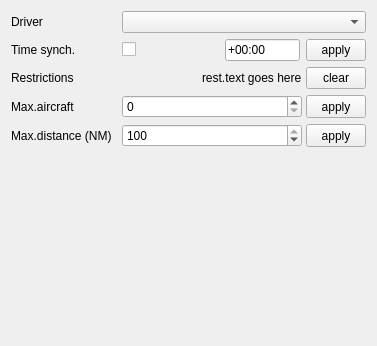
Old version of the form src/blackgui/components/settingssimulatorcomponent.ui in the repository swift-project/pilotclient.
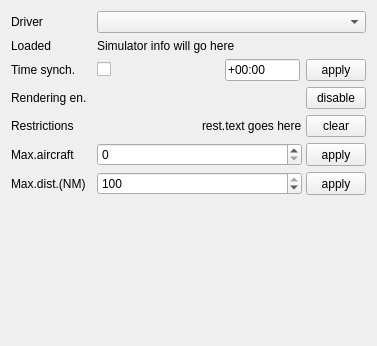
New version of the form. Custom widgets are drawn as their Qt base class.

Commit message: refs #395, GUI for simulator settings * improved formatting of aircraft views * extended settings for render restrictions (such as max. aircraft, max range ...) * connected new signal / slots in runtime * Doxygen / formatting

```diff
--- a/src/blackgui/components/settingssimulatorcomponent.ui
+++ b/src/blackgui/components/settingssimulatorcomponent.ui
@@ -37,6 +37,12 @@
    </property>
    <item>
     <widget class="QWidget" name="qw_SettingsSimulatorsAll" native="true">
+     <property name="sizePolicy">
+      <sizepolicy hsizetype="Preferred" vsizetype="Maximum">
+       <horstretch>0</horstretch>
+       <verstretch>0</verstretch>
+      </sizepolicy>
+     </property>
      <layout class="QFormLayout" name="fl_SettingsSimulatorsAll">
       <property name="fieldGrowthPolicy">
        <enum>QFormLayout::AllNonFixedFieldsGrow</enum>
@@ -68,6 +74,20 @@
        </widget>
       </item>
       <item row="1" column="0">
+       <widget class="QLabel" name="lbl_LoadedPlugin">
+        <property name="text">
+         <string>Loaded</string>
+        </property>
+       </widget>
+      </item>
+      <item row="1" column="1">
+       <widget class="QLabel" name="lbl_PluginInfo">
+        <property name="text">
+         <string>Simulator info will go here</string>
+        </property>
+       </widget>
+      </item>
+      <item row="2" column="0">
        <widget class="QLabel" name="lbl_TimeSync">
         <property name="toolTip">
          <string>Time synchronization</string>
@@ -77,7 +97,7 @@
         </property>
        </widget>
       </item>
-      <item row="1" column="1">
+      <item row="2" column="1">
        <widget class="QWidget" name="wi_TimeSync" native="true">
         <layout class="QHBoxLayout" name="horizontalLayout">
          <property name="leftMargin">
@@ -158,7 +178,62 @@
         </layout>
        </widget>
       </item>
-      <item row="3" column="0">
+      <item row="4" column="0">
+       <widget class="QLabel" name="lbl_RenderingEnabled">
+        <property name="toolTip">
+         <string>Rendering enabled</string>
+        </property>
+        <property name="text">
+         <string>Rendering en.</string>
+        </property>
+       </widget>
+      </item>
+      <item row="4" column="1">
+       <layout class="QHBoxLayout" name="hl_RenderingEnabled">
+        <item>
+         <widget class="BlackGui::CLedWidget" name="led_RenderingEnabled" native="true"/>
+        </item>
+        <item>
+         <spacer name="hs_RenderingEnabled">
+          <property name="orientation">
+           <enum>Qt::Horizontal</enum>
+          </property>
+          <property name="sizeHint" stdset="0">
+           <size>
+            <width>40</width>
+            <height>20</height>
+           </size>
+          </property>
+         </spacer>
+        </item>
+        <item>
+         <widget class="QPushButton" name="pb_DisableRendering">
+          <property name="sizePolicy">
+           <sizepolicy hsizetype="Fixed" vsizetype="Preferred">
+            <horstretch>0</horstretch>
+            <verstretch>0</verstretch>
+           </sizepolicy>
+          </property>
+          <property name="minimumSize">
+           <size>
+            <width>60</width>
+            <height>0</height>
+           </size>
+          </property>
+          <property name="maximumSize">
+           <size>
+            <width>60</width>
+            <height>16777215</height>
+           </size>
+          </property>
+          <property name="text">
+           <string>disable</string>
+          </property>
+         </widget>
+        </item>
+       </layout>
+      </item>
+      <item row="5" column="0">
        <widget class="QLabel" name="lbl_RestrictedRendering">
         <property name="toolTip">
          <string>Current rendering restrictions (if any)</string>
@@ -168,7 +243,7 @@
         </property>
        </widget>
       </item>
-      <item row="3" column="1">
+      <item row="5" column="1">
        <layout class="QHBoxLayout" name="hl_RestrictedRendering">
         <property name="spacing">
          <number>4</number>
@@ -210,14 +285,14 @@
         </item>
        </layout>
       </item>
-      <item row="4" column="0">
+      <item row="6" column="0">
        <widget class="QLabel" name="lbl_MaxAircraft">
         <property name="text">
          <string>Max.aircraft</string>
         </property>
        </widget>
       </item>
-      <item row="4" column="1">
+      <item row="6" column="1">
        <layout class="QHBoxLayout" name="hl_MaxAircraft">
         <property name="spacing">
          <number>4</number>
@@ -256,14 +331,14 @@
         </item>
        </layout>
       </item>
-      <item row="5" column="0">
+      <item row="7" column="0">
        <widget class="QLabel" name="lbl_MaxDistance">
         <property name="text">
-         <string>Max.distance (NM)</string>
+         <string>Max.dist.(NM)</string>
         </property>
        </widget>
       </item>
-      <item row="5" column="1">
+      <item row="7" column="1">
        <layout class="QHBoxLayout" name="hl_MaxDistance">
         <property name="spacing">
          <number>4</number>
@@ -309,14 +384,27 @@
     </widget>
    </item>
    <item>
-    <spacer name="vs_SettingsSimulatorComponent">
+    <widget class="BlackGui::Components::CSettingsFsxComponent" name="comp_SettingsSimulatorFsx">
+     <property name="sizePolicy">
+      <sizepolicy hsizetype="Preferred" vsizetype="Preferred">
+       <horstretch>0</horstretch>
+       <verstretch>0</verstretch>
+      </sizepolicy>
+     </property>
+    </widget>
+   </item>
+   <item>
+    <spacer name="vs_SettingsSimulator">
      <property name="orientation">
       <enum>Qt::Vertical</enum>
      </property>
+     <property name="sizeType">
+      <enum>QSizePolicy::Maximum</enum>
+     </property>
      <property name="sizeHint" stdset="0">
       <size>
        <width>20</width>
-       <height>40</height>
+       <height>30</height>
       </size>
      </property>
     </spacer>
```
Left out of the diff: 3 changed lines with no effect on the pictures. The commit also changes 9 other files.
